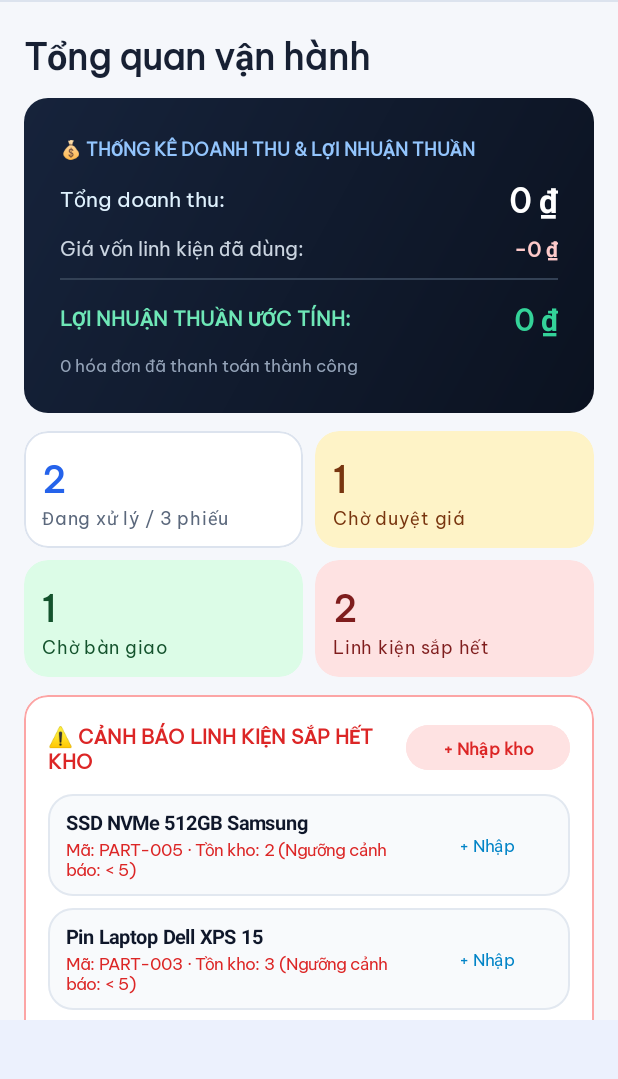
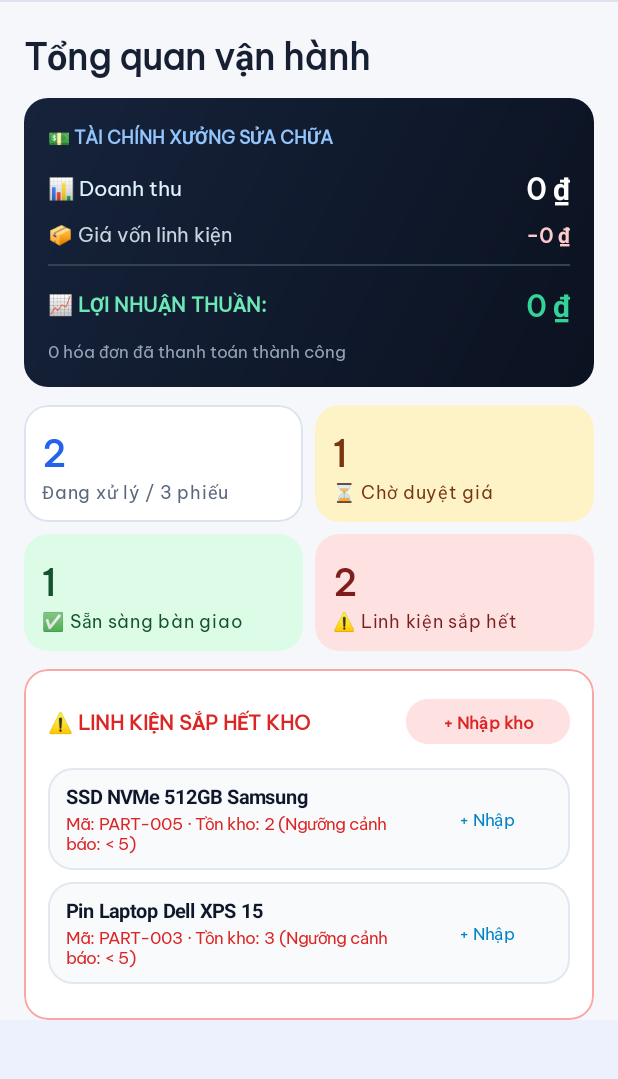
Before and after one commit to thanhdam1/iFixPro_app_mobile, an Android app: the fragment ManagerHomeFragment placed in its activity, on a phone screen of 412 x 824 dp, the part 96-1175 px from its top. Run offline under Robolectric (Android 15) with nearby library versions, the phone set to English and light mode, and no system bars; our stand-ins replace Room's generated code; libraries missing offline, so code that uses them is left out: com.github.mikephil.charting; plain views replace BarChart, PieChart; 47 statements that could not run were skipped.

Commit message:
style: Optimize Admin Dashboard with icon-first UI, visual KPIs and concise labels

```diff
--- a/app/src/main/res/layout/fragment_manager_home.xml
+++ b/app/src/main/res/layout/fragment_manager_home.xml
@@ -19,7 +19,7 @@
             android:text="@string/manager_dashboard_title"
             android:textAppearance="@style/TextAppearance.iFixPro.ScreenTitle" />
 
-        <!-- Financial Summary Hero Card: Revenue, Cost & Net Profit -->
+        <!-- Icon-First Financial Summary Hero Card -->
         <com.google.android.material.card.MaterialCardView
             android:layout_width="match_parent"
             android:layout_height="wrap_content"
@@ -32,21 +32,22 @@
                 android:layout_height="wrap_content"
                 android:background="@drawable/bg_hero_navy"
                 android:orientation="vertical"
-                android:padding="@dimen/space_xl">
+                android:padding="@dimen/space_lg">
 
                 <TextView
                     android:layout_width="wrap_content"
                     android:layout_height="wrap_content"
-                    android:text="💰 THỐNG KÊ DOANH THU &amp; LỢI NHUẬN THUẦN"
+                    android:fontFamily="@font/plus_jakarta_sans"
+                    android:text="💵 TÀI CHÍNH XƯỞNG SỬA CHỮA"
                     android:textColor="#93C5FD"
                     android:textSize="12sp"
                     android:textStyle="bold" />
 
-                <!-- Total Revenue Row -->
+                <!-- Revenue Row -->
                 <LinearLayout
                     android:layout_width="match_parent"
                     android:layout_height="wrap_content"
-                    android:layout_marginTop="8dp"
+                    android:layout_marginTop="10dp"
                     android:gravity="center_vertical"
                     android:orientation="horizontal">
 
@@ -54,7 +55,8 @@
                         android:layout_width="0dp"
                         android:layout_height="wrap_content"
                         android:layout_weight="1"
-                        android:text="Tổng doanh thu:"
+                        android:fontFamily="@font/be_vietnam_pro"
+                        android:text="📊 Doanh thu"
                         android:textColor="#E0F2FE"
                         android:textSize="14sp" />
 
@@ -65,7 +67,7 @@
                         android:fontFamily="@font/plus_jakarta_sans"
                         android:text="0 ₫"
                         android:textColor="@color/white"
-                        android:textSize="22sp"
+                        android:textSize="20sp"
                         android:textStyle="bold" />
                 </LinearLayout>
 
@@ -81,7 +83,8 @@
                         android:layout_width="0dp"
                         android:layout_height="wrap_content"
                         android:layout_weight="1"
-                        android:text="Giá vốn linh kiện đã dùng:"
+                        android:fontFamily="@font/be_vietnam_pro"
+                        android:text="📦 Giá vốn linh kiện"
                         android:textColor="#CBD5E1"
                         android:textSize="13sp" />
 
@@ -101,7 +104,7 @@
                     android:layout_marginVertical="10dp"
                     android:background="#334155" />
 
-                <!-- Estimated Net Profit Row -->
+                <!-- Net Profit Row -->
                 <LinearLayout
                     android:layout_width="match_parent"
                     android:layout_height="wrap_content"
@@ -113,7 +116,7 @@
                         android:layout_height="wrap_content"
                         android:layout_weight="1"
                         android:fontFamily="@font/plus_jakarta_sans"
-                        android:text="LỢI NHUẬN THUẦN ƯỚC TÍNH:"
+                        android:text="📈 LỢI NHUẬN THUẦN:"
                         android:textColor="#6EE7B7"
                         android:textSize="13sp"
                         android:textStyle="bold" />
@@ -172,7 +175,7 @@
                         android:id="@+id/tvMgrKpiTotalLabel"
                         android:layout_width="match_parent"
                         android:layout_height="wrap_content"
-                        android:text="Đang xử lý / 0 phiếu"
+                        android:text="🔄 Đang xử lý"
                         android:textAppearance="@style/TextAppearance.iFixPro.Label" />
                 </LinearLayout>
             </com.google.android.material.card.MaterialCardView>
@@ -202,7 +205,7 @@
                     <TextView
                         android:layout_width="match_parent"
                         android:layout_height="wrap_content"
-                        android:text="@string/kpi_waiting_quote"
+                        android:text="⏳ Chờ duyệt giá"
                         android:textAppearance="@style/TextAppearance.iFixPro.Label"
                         android:textColor="@color/on_warning_container" />
                 </LinearLayout>
@@ -241,7 +244,7 @@
                     <TextView
                         android:layout_width="match_parent"
                         android:layout_height="wrap_content"
-                        android:text="@string/kpi_ready_delivery"
+                        android:text="✅ Sẵn sàng bàn giao"
                         android:textAppearance="@style/TextAppearance.iFixPro.Label"
                         android:textColor="@color/on_success_container" />
                 </LinearLayout>
@@ -275,7 +278,7 @@
                     <TextView
                         android:layout_width="match_parent"
                         android:layout_height="wrap_content"
-                        android:text="Linh kiện sắp hết"
+                        android:text="⚠️ Linh kiện sắp hết"
                         android:textAppearance="@style/TextAppearance.iFixPro.Label"
                         android:textColor="@color/on_error_container" />
                 </LinearLayout>
@@ -311,7 +314,7 @@
                         android:layout_height="wrap_content"
                         android:layout_weight="1"
                         android:fontFamily="@font/plus_jakarta_sans"
-                        android:text="⚠️ CẢNH BÁO LINH KIỆN SẮP HẾT KHO"
+                        android:text="⚠️ LINH KIỆN SẮP HẾT KHO"
                         android:textColor="#DC2626"
                         android:textSize="13sp"
                         android:textStyle="bold" />
@@ -379,15 +382,8 @@
                 <TextView
                     android:layout_width="match_parent"
                     android:layout_height="wrap_content"
-                    android:text="Giá trị hóa đơn theo ngày"
+                    android:text="Doanh thu theo ngày"
                     android:textAppearance="@style/TextAppearance.iFixPro.CardTitle" />
-
-                <TextView
-                    android:layout_width="match_parent"
-                    android:layout_height="wrap_content"
-                    android:layout_marginTop="2dp"
-                    android:text="Bộ lọc 7/30 ngày chỉ áp dụng cho biểu đồ hóa đơn này."
-                    android:textAppearance="@style/TextAppearance.iFixPro.Label" />
 
                 <com.google.android.material.chip.ChipGroup
                     android:id="@+id/chipReportPeriod"
@@ -429,7 +425,7 @@
             </LinearLayout>
         </com.google.android.material.card.MaterialCardView>
 
-        <!-- Pie Chart & Textual Status Breakdown Card -->
+        <!-- Pie Chart Card -->
         <com.google.android.material.card.MaterialCardView
             android:layout_width="match_parent"
             android:layout_height="wrap_content"
@@ -445,7 +441,7 @@
                 <TextView
                     android:layout_width="match_parent"
                     android:layout_height="wrap_content"
-                    android:text="Phân bố trạng thái (toàn bộ phiếu)"
+                    android:text="Phân bố trạng thái phiếu"
                     android:textAppearance="@style/TextAppearance.iFixPro.CardTitle" />
 
                 <TextView
@@ -462,7 +458,6 @@
                     android:layout_height="220dp"
                     android:layout_marginTop="@dimen/space_md" />
 
-                <!-- Textual Breakdown List (accessible companion to chart) -->
                 <TextView
                     android:id="@+id/tvStatusTextBreakdown"
                     android:layout_width="match_parent"
```
